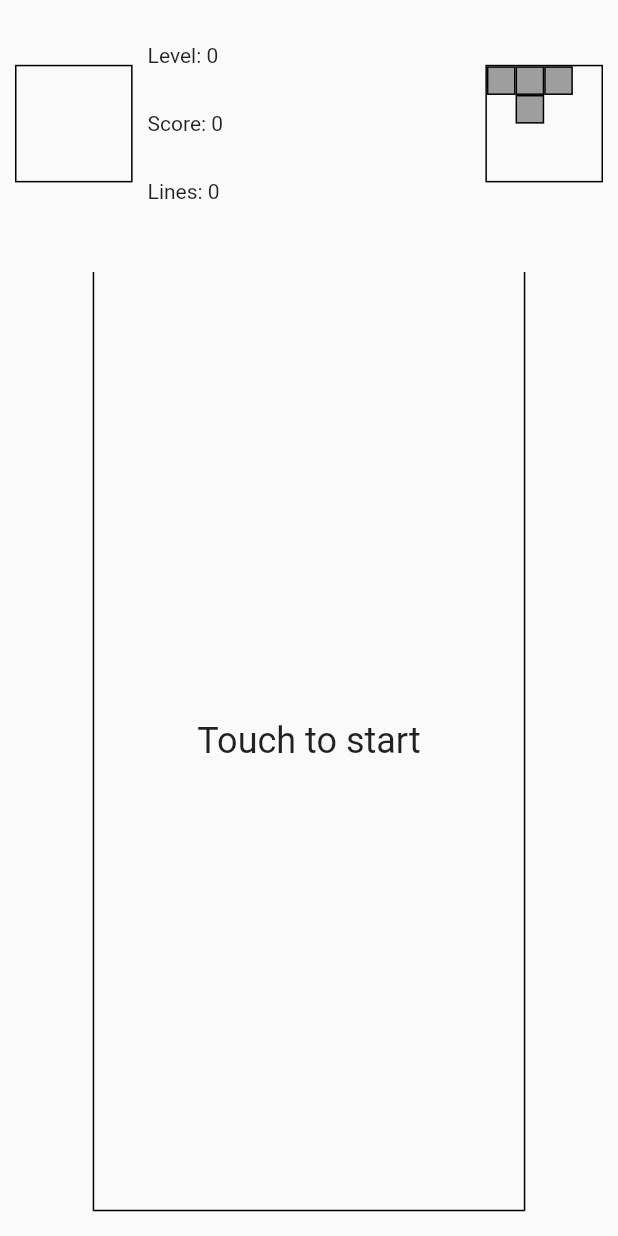
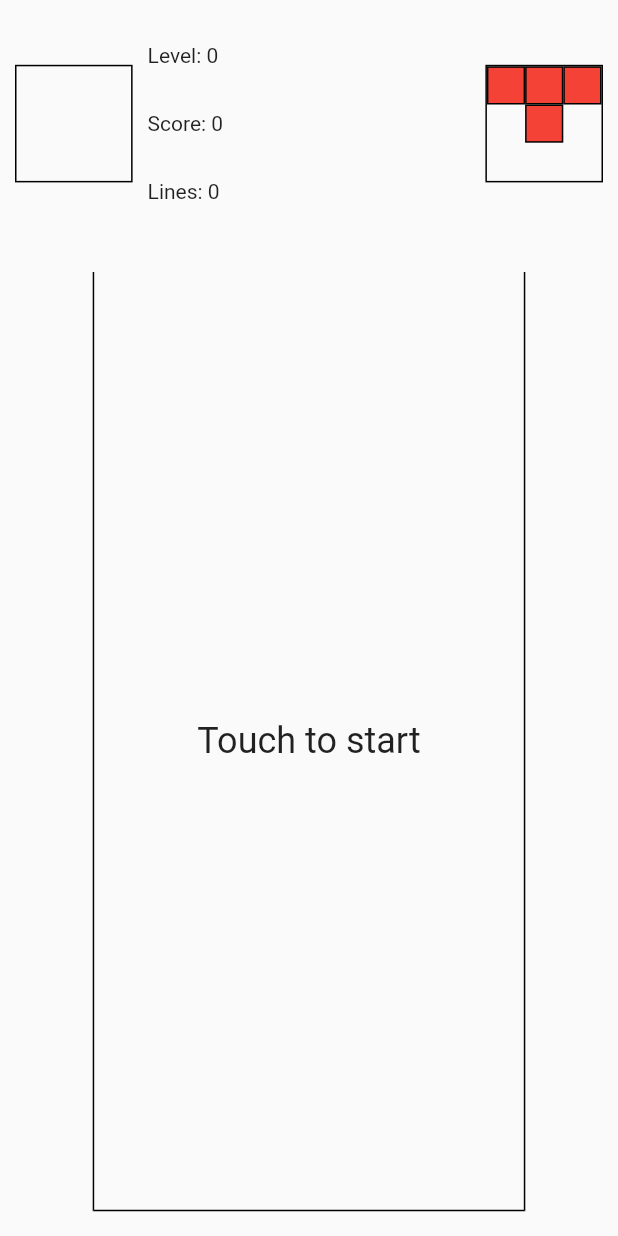
Before and after one commit to TConstantine/Tetris, a Flutter app: the screen it shows after launch, after a tap on "Single Player", on a phone screen of 412 x 824 dp. Run offline on Flutter 3.47's test engine with Material 2 defaults, Android fonts, the phone set to English and light mode, and no system bars.

```diff
--- a/lib/data/model/game.dart
+++ b/lib/data/model/game.dart
@@ -1,5 +1,7 @@
+import 'package:flutter/material.dart';
 import 'package:tetris/data/model/board.dart';
 import 'package:tetris/data/model/tetromino.dart';
+import 'package:tetris/ui/model/block_view_model.dart';
 
 class Game {
   bool _isPaused;
@@ -40,8 +42,19 @@ class Game {
     return _hasFalling;
   }
 
-  Tetromino fallingTetromino() {
-    return _fallingTetromino;
+  List<List<BlockViewModel>> fallingTetromino() {
+    return [
+      [
+        BlockViewModel(false, Colors.red),
+        BlockViewModel(false, Colors.red),
+        BlockViewModel(false, Colors.red)
+      ],
+      [
+        BlockViewModel(true, Colors.red),
+        BlockViewModel(false, Colors.red),
+        BlockViewModel(true, Colors.red)
+      ]
+    ];
   }
 
   bool hasHoldingTetromino() {
@@ -52,8 +65,19 @@ class Game {
     return _hasNext;
   }
 
-  Tetromino nextTetromino() {
-    return _nextTetromino;
+  List<List<BlockViewModel>> nextTetromino() {
+    return [
+      [
+        BlockViewModel(false, Colors.red),
+        BlockViewModel(false, Colors.red),
+        BlockViewModel(false, Colors.red)
+      ],
+      [
+        BlockViewModel(true, Colors.red),
+        BlockViewModel(false, Colors.red),
+        BlockViewModel(true, Colors.red)
+      ]
+    ];
   }
 
   int level() {
--- /dev/null
+++ b/lib/data/model/game_renderer.dart
@@ -0,0 +1,35 @@
+import 'package:flutter/material.dart';
+import 'package:tetris/ui/model/block_view_model.dart';
+
+class GameRenderer extends CustomPainter {
+  final List<List<BlockViewModel>> _blocks;
+
+  GameRenderer(this._blocks);
+
+  @override
+  void paint(Canvas canvas, Size size) {
+    final int rows = _blocks.length;
+    final int columns = _blocks[0].length;
+    final double sizeWidth = size.width / columns;
+    for (int row = 0; row < rows; row++) {
+      for (int column = 0; column < columns; column++) {
+        if (!_blocks[row][column].isEmpty()) {
+          canvas.drawRect(
+            Rect.fromLTWH(column * sizeWidth, row * sizeWidth, sizeWidth, sizeWidth),
+            Paint()..color = Colors.black,
+          );
+          canvas.drawRect(
+            Rect.fromLTWH(
+                column * sizeWidth + 1, row * sizeWidth + 1, sizeWidth - 2, sizeWidth - 2),
+            Paint()..color = _blocks[row][column].color(),
+          );
+        }
+      }
+    }
+  }
+
+  @override
+  bool shouldRepaint(CustomPainter oldDelegate) {
+    return false;
+  }
+}
--- /dev/null
+++ b/lib/ui/game/game_contract.dart
@@ -0,0 +1,5 @@
+import 'package:flutter/material.dart';
+
+abstract class GameContractPresenter {
+  CustomPainter nextTetrominoRenderer();
+}
--- /dev/null
+++ b/lib/ui/game/game_presenter.dart
@@ -0,0 +1,15 @@
+import 'package:flutter/material.dart';
+import 'package:tetris/data/model/game.dart';
+import 'package:tetris/data/model/game_renderer.dart';
+import 'package:tetris/ui/game/game_contract.dart';
+
+class GamePresenter implements GameContractPresenter {
+  final Game _game;
+
+  GamePresenter(this._game);
+
+  @override
+  CustomPainter nextTetrominoRenderer() {
+    return GameRenderer(_game.nextTetromino());
+  }
+}
--- a/lib/ui/game/game_screen.dart
+++ b/lib/ui/game/game_screen.dart
@@ -1,12 +1,16 @@
 import 'package:flutter/material.dart';
 import 'package:tetris/data/model/game.dart';
+import 'package:tetris/ui/game/game_contract.dart';
+import 'package:tetris/ui/game/game_presenter.dart';
 
 class GameScreen extends StatelessWidget {
   final Game _game = Game();
+  GameContractPresenter _presenter;
 
   @override
   Widget build(BuildContext context) {
     _game.start();
+    _presenter = GamePresenter(_game);
     final Size size = MediaQuery.of(context).size;
     final double screenWidth = size.width;
     final double screenHeight = size.height;
@@ -76,7 +80,7 @@ class GameScreen extends StatelessWidget {
       width: width,
       height: height,
       child: CustomPaint(
-        painter: NextTetrominoPainter(),
+        painter: _presenter.nextTetrominoRenderer(),
       ),
       decoration: BoxDecoration(
         border: Border.all(),
@@ -136,36 +140,3 @@ class GameScreen extends StatelessWidget {
     );
   }
 }
-
-class NextTetrominoPainter extends CustomPainter {
-  final List<List<String>> _tetrominoT = [
-    ['T', 'T', 'T'],
-    ['.', 'T', '.']
-  ];
-
-  @override
-  void paint(Canvas canvas, Size size) {
-    final double sizeWidth = size.width / 4;
-    for (int row = 0; row < _tetrominoT.length; row++) {
-      for (int column = 0; column < _tetrominoT[row].length; column++) {
-        final String charAt = _tetrominoT[row][column];
-        if (charAt != '.') {
-          canvas.drawRect(
-            Rect.fromLTWH(column * sizeWidth, row * sizeWidth, sizeWidth, sizeWidth),
-            Paint()..color = Colors.black,
-          );
-          canvas.drawRect(
-            Rect.fromLTWH(
-                column * sizeWidth + 1, row * sizeWidth + 1, sizeWidth - 2, sizeWidth - 2),
-            Paint()..color = Colors.grey,
-          );
-        }
-      }
-    }
-  }
-
-  @override
-  bool shouldRepaint(CustomPainter oldDelegate) {
-    return false;
-  }
-}
--- /dev/null
+++ b/lib/ui/model/block_view_model.dart
@@ -0,0 +1,18 @@
+import 'package:flutter/material.dart';
+
+class BlockViewModel {
+  final bool _isEmpty;
+  final Color _color;
+
+  BlockViewModel(this._isEmpty, this._color);
+
+  bool isEmpty() => _isEmpty;
+
+  Color color() => _color;
+
+  @override
+  bool operator ==(other) => other is BlockViewModel && other._isEmpty == _isEmpty && other._color == _color;
+
+  @override
+  int get hashCode => super.hashCode;
+}
```
Also changed, not shown: 2 other files.
